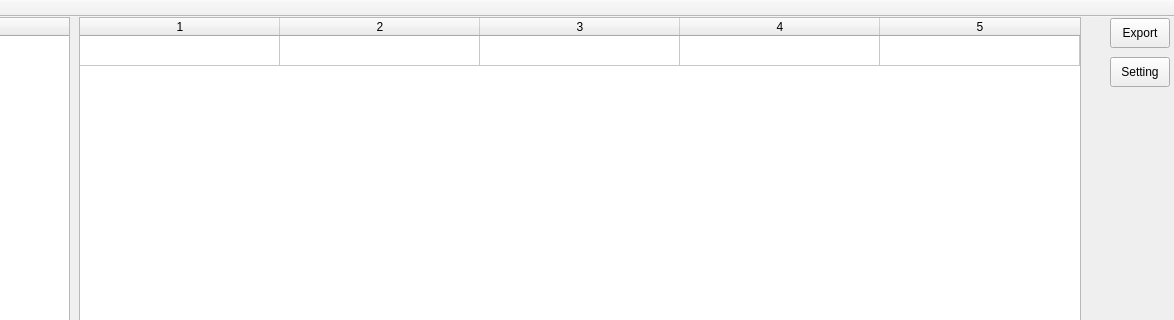
Qt form mainwindow.ui (ATmega8/StateTableEditor) before a commit; both pictures show x 106 to 1280 and y 0 to 320 of the 1280 by 722 pixel window.
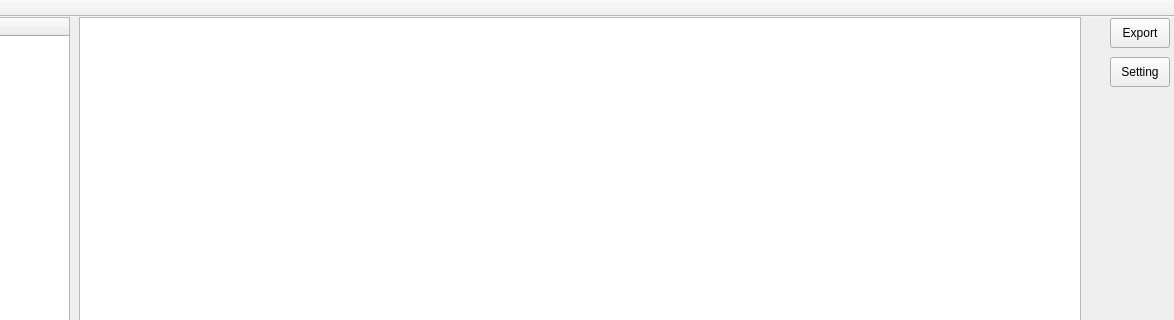
The same form after that commit.

Patch:
```diff
--- a/mainwindow.ui
+++ b/mainwindow.ui
@@ -27,7 +27,7 @@
      <string>Add</string>
     </property>
    </widget>
-   <widget class="QTableWidget" name="tableWidget_2">
+   <widget class="QTableView" name="tableView_2">
     <property name="geometry">
      <rect>
       <x>185</x>
@@ -36,27 +36,9 @@
       <height>621</height>
      </rect>
     </property>
-    <property name="rowCount">
-     <number>1</number>
-    </property>
-    <property name="columnCount">
-     <number>5</number>
-    </property>
     <attribute name="horizontalHeaderDefaultSectionSize">
      <number>200</number>
     </attribute>
-    <attribute name="verticalHeaderVisible">
-     <bool>false</bool>
-    </attribute>
-    <attribute name="verticalHeaderDefaultSectionSize">
-     <number>30</number>
-    </attribute>
-    <row/>
-    <column/>
-    <column/>
-    <column/>
-    <column/>
-    <column/>
    </widget>
    <widget class="QPushButton" name="stateButton">
     <property name="geometry">
```
